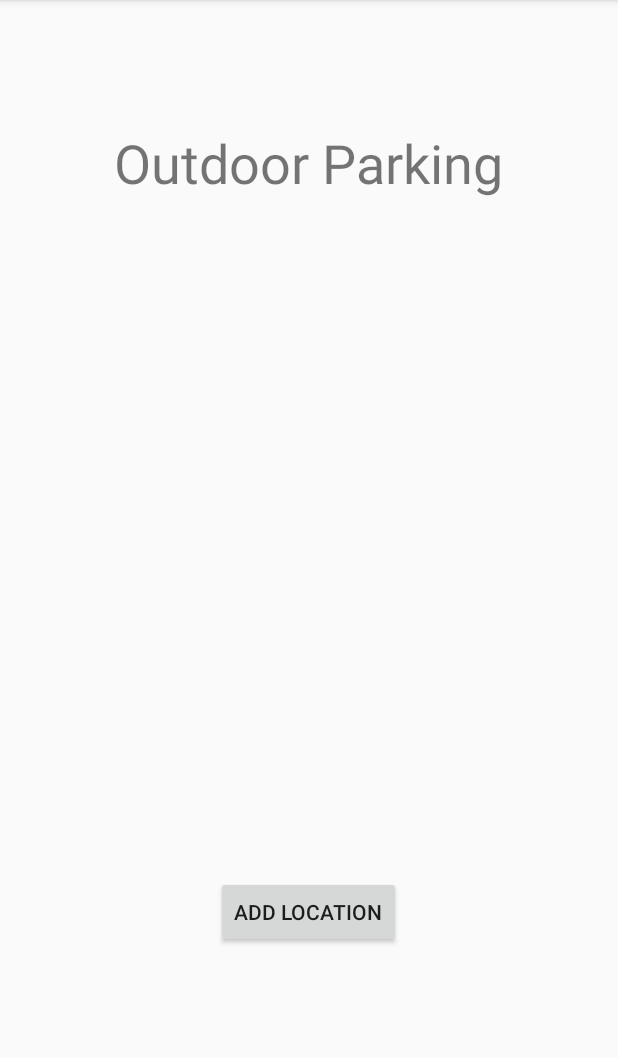
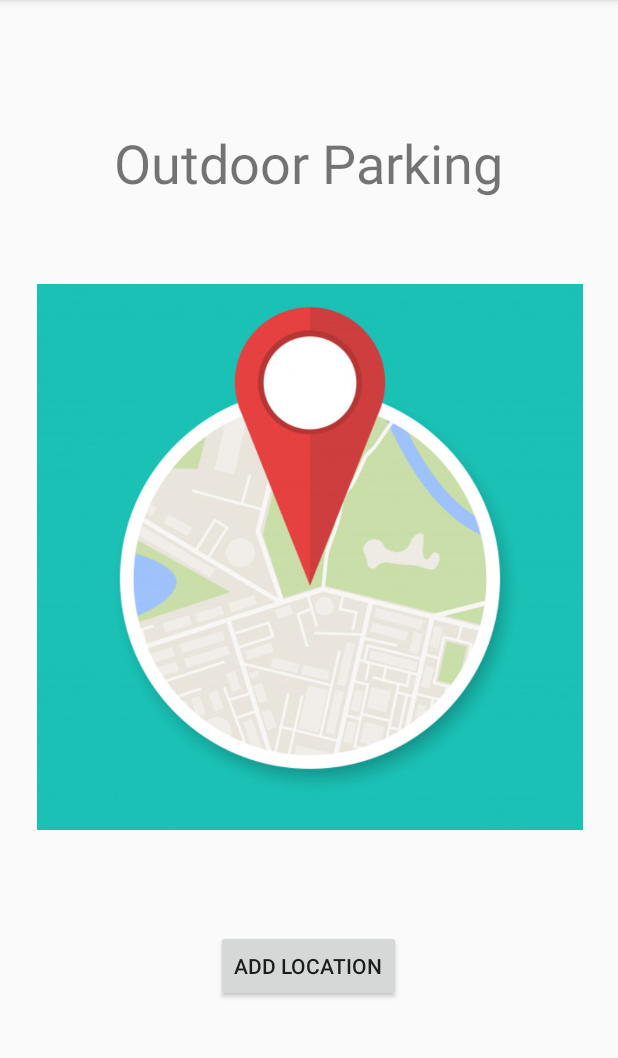
Before and after one commit to borlikk/ShoppingAID, an Android app: the ParkOutdoor screen opened directly, with no data from a screen before it, on a phone screen of 412 x 824 dp, the part 84-1142 px from its top. Run offline under Robolectric (Android 15) with nearby library versions, the phone set to English and light mode, and no system bars; our stand-ins replace Room's generated code.

Commit message:
Adicionei a imagem para o ParkOutdoor.kt

```diff
--- a/app/src/main/java/com/onehitwonders/startpage/ParkOutdoor.kt
+++ b/app/src/main/java/com/onehitwonders/startpage/ParkOutdoor.kt
@@ -33,6 +33,8 @@ class ParkOutdoor: AppCompatActivity() {
     override fun onCreate(savedInstanceState: Bundle?) {
         super.onCreate(savedInstanceState)
         setContentView(R.layout.park_outdoor)
+
+        outdoorImage.setImageResource(R.drawable.outdoor)
 
         fusedLocationProviderClient = LocationServices.getFusedLocationProviderClient(this)
 
--- a/app/src/main/res/layout/park_outdoor.xml
+++ b/app/src/main/res/layout/park_outdoor.xml
@@ -22,11 +22,23 @@
         android:id="@+id/getLocation"
         android:layout_width="wrap_content"
         android:layout_height="wrap_content"
-        android:layout_marginBottom="136dp"
+        android:layout_marginBottom="100dp"
         android:text="Add Location"
         app:layout_constraintBottom_toBottomOf="parent"
         app:layout_constraintEnd_toEndOf="parent"
         app:layout_constraintHorizontal_bias="0.498"
         app:layout_constraintStart_toStartOf="parent" />
 
+    <ImageView
+        android:id="@+id/outdoorImage"
+        android:layout_width="413dp"
+        android:layout_height="364dp"
+        android:layout_marginTop="140dp"
+        android:layout_marginBottom="150dp"
+        app:layout_constraintBottom_toTopOf="@+id/getLocation"
+        app:layout_constraintEnd_toEndOf="parent"
+        app:layout_constraintStart_toStartOf="parent"
+        app:layout_constraintTop_toBottomOf="@+id/textView7"
+        tools:srcCompat="@tools:sample/avatars" />
+
 </androidx.constraintlayout.widget.ConstraintLayout>
```
Also changed, not shown: app/src/main/res/drawable/outdoor.jpg (added).
